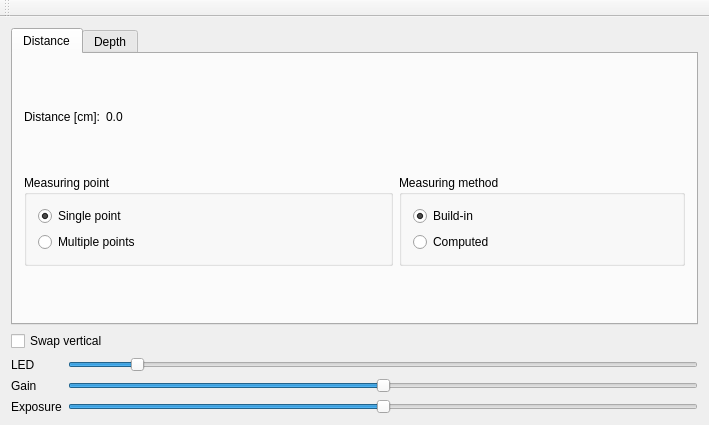
First picture: the form in mainwindow.ui, repository mlykotom/camera-distance, before the edit.
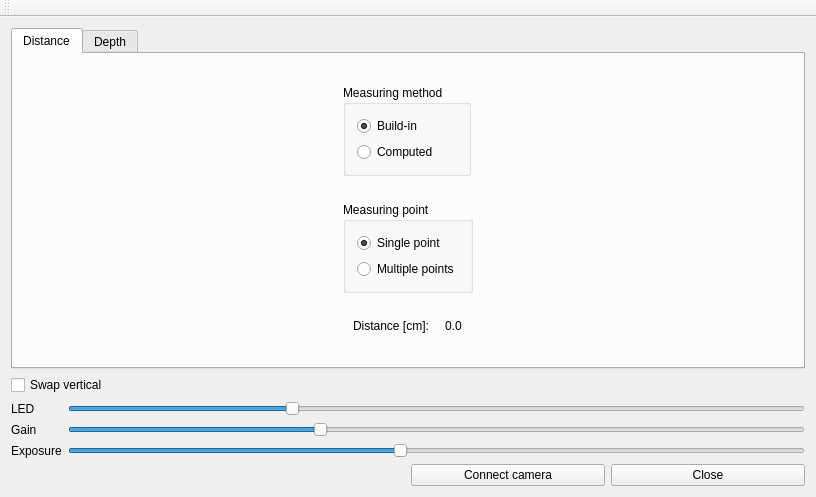
Second picture: the form after the edit.

Commit message: close/connect buttons, default camera settings

Diff of the .ui file:
```diff
--- a/mainwindow.ui
+++ b/mainwindow.ui
@@ -6,133 +6,16 @@
    <rect>
     <x>0</x>
     <y>0</y>
-    <width>709</width>
-    <height>425</height>
+    <width>816</width>
+    <height>497</height>
    </rect>
   </property>
   <property name="windowTitle">
    <string>MainWindow</string>
   </property>
   <widget class="QWidget" name="centralWidget">
-   <layout class="QVBoxLayout" name="verticalLayout_5">
-    <item>
-     <widget class="QTabWidget" name="tabWidget">
-      <property name="currentIndex">
-       <number>0</number>
-      </property>
-      <widget class="QWidget" name="distanceTab">
-       <attribute name="title">
-        <string>Distance</string>
-       </attribute>
-       <layout class="QGridLayout" name="gridLayout">
-        <item row="1" column="0">
-         <widget class="QLabel" name="label">
-          <property name="sizePolicy">
-           <sizepolicy hsizetype="Fixed" vsizetype="Fixed">
-            <horstretch>0</horstretch>
-            <verstretch>0</verstretch>
-           </sizepolicy>
-          </property>
-          <property name="text">
-           <string>Distance [cm]:</string>
-          </property>
-         </widget>
-        </item>
-        <item row="1" column="1">
-         <widget class="QLabel" name="depth">
-          <property name="sizePolicy">
-           <sizepolicy hsizetype="Minimum" vsizetype="Fixed">
-            <horstretch>0</horstretch>
-            <verstretch>0</verstretch>
-           </sizepolicy>
-          </property>
-          <property name="text">
-           <string>0.0</string>
-          </property>
-         </widget>
-        </item>
-        <item row="2" column="0" colspan="2">
-         <widget class="QGroupBox" name="groupBox">
-          <property name="sizePolicy">
-           <sizepolicy hsizetype="Minimum" vsizetype="Fixed">
-            <horstretch>0</horstretch>
-            <verstretch>0</verstretch>
-           </sizepolicy>
-          </property>
-          <property name="title">
-           <string>Measuring point</string>
-          </property>
-          <layout class="QVBoxLayout" name="verticalLayout">
-           <item>
-            <widget class="QRadioButton" name="singleMeasuringPoint">
-             <property name="text">
-              <string>Single point</string>
-             </property>
-             <property name="checked">
-              <bool>true</bool>
-             </property>
-            </widget>
-           </item>
-           <item>
-            <widget class="QRadioButton" name="multipleMeasuringPoints">
-             <property name="text">
-              <string>Multiple points</string>
-             </property>
-            </widget>
-           </item>
-          </layout>
-         </widget>
-        </item>
-        <item row="2" column="2">
-         <widget class="QGroupBox" name="groupBox_2">
-          <property name="sizePolicy">
-           <sizepolicy hsizetype="Minimum" vsizetype="Fixed">
-            <horstretch>0</horstretch>
-            <verstretch>0</verstretch>
-           </sizepolicy>
-          </property>
-          <property name="title">
-           <string>Measuring method</string>
-          </property>
-          <layout class="QVBoxLayout" name="verticalLayout_2">
-           <item>
-            <widget class="QRadioButton" name="buildMeasuring">
-             <property name="text">
-              <string>Build-in</string>
-             </property>
-             <property name="checked">
-              <bool>true</bool>
-             </property>
-            </widget>
-           </item>
-           <item>
-            <widget class="QRadioButton" name="computedMeasuring">
-             <property name="text">
-              <string>Computed</string>
-             </property>
-            </widget>
-           </item>
-          </layout>
-         </widget>
-        </item>
-        <item row="0" column="0" colspan="3">
-         <layout class="QGridLayout" name="glDistanceLayout"/>
-        </item>
-       </layout>
-      </widget>
-      <widget class="QWidget" name="depthTab">
-       <attribute name="title">
-        <string>Depth</string>
-       </attribute>
-       <layout class="QGridLayout" name="gridLayout_4">
-        <item row="0" column="0">
-         <layout class="QGridLayout" name="glDepthLayout"/>
-        </item>
-       </layout>
-      </widget>
-     </widget>
-    </item>
-    <item>
+   <layout class="QGridLayout" name="gridLayout">
+    <item row="1" column="0">
      <widget class="QCheckBox" name="swapVerticalCheckbox">
       <property name="text">
        <string>Swap vertical</string>
@@ -142,7 +25,25 @@
       </property>
      </widget>
     </item>
-    <item>
+    <item row="3" column="1">
+     <layout class="QHBoxLayout" name="horizontalLayout_3">
+      <item>
+       <widget class="QPushButton" name="connectCameraButton">
+        <property name="text">
+         <string>Connect camera</string>
+        </property>
+       </widget>
+      </item>
+      <item>
+       <widget class="QPushButton" name="closeButton">
+        <property name="text">
+         <string>Close</string>
+        </property>
+       </widget>
+      </item>
+     </layout>
+    </item>
+    <item row="2" column="0" colspan="2">
      <layout class="QHBoxLayout" name="horizontalLayout">
       <item>
        <layout class="QVBoxLayout" name="verticalLayout_3">
@@ -174,13 +75,13 @@
         <item>
          <widget class="QSlider" name="ledSlider">
           <property name="maximum">
-           <number>1000</number>
+           <number>100</number>
           </property>
           <property name="singleStep">
            <number>5</number>
           </property>
           <property name="value">
-           <number>100</number>
+           <number>30</number>
           </property>
           <property name="orientation">
            <enum>Qt::Horizontal</enum>
@@ -190,13 +91,13 @@
         <item>
          <widget class="QSlider" name="gainSlider">
           <property name="maximum">
-           <number>1000</number>
+           <number>100</number>
           </property>
           <property name="singleStep">
            <number>5</number>
           </property>
           <property name="value">
-           <number>500</number>
+           <number>34</number>
           </property>
           <property name="orientation">
            <enum>Qt::Horizontal</enum>
@@ -206,7 +107,7 @@
         <item>
          <widget class="QSlider" name="exposureSlider">
           <property name="maximum">
-           <number>1000</number>
+           <number>100</number>
           </property>
           <property name="singleStep">
            <number>5</number>
@@ -215,7 +116,7 @@
            <number>10</number>
           </property>
           <property name="value">
-           <number>500</number>
+           <number>45</number>
           </property>
           <property name="orientation">
            <enum>Qt::Horizontal</enum>
@@ -226,6 +127,127 @@
       </item>
      </layout>
     </item>
+    <item row="0" column="0" colspan="2">
+     <widget class="QTabWidget" name="tabWidget">
+      <property name="currentIndex">
+       <number>0</number>
+      </property>
+      <widget class="QWidget" name="distanceTab">
+       <attribute name="title">
+        <string>Distance</string>
+       </attribute>
+       <layout class="QGridLayout" name="gridLayout_2">
+        <item row="0" column="1">
+         <widget class="QGroupBox" name="groupBox_2">
+          <property name="sizePolicy">
+           <sizepolicy hsizetype="Fixed" vsizetype="Fixed">
+            <horstretch>0</horstretch>
+            <verstretch>0</verstretch>
+           </sizepolicy>
+          </property>
+          <property name="title">
+           <string>Measuring method</string>
+          </property>
+          <layout class="QVBoxLayout" name="verticalLayout_2">
+           <item>
+            <widget class="QRadioButton" name="buildMeasuring">
+             <property name="text">
+              <string>Build-in</string>
+             </property>
+             <property name="checked">
+              <bool>true</bool>
+             </property>
+            </widget>
+           </item>
+           <item>
+            <widget class="QRadioButton" name="computedMeasuring">
+             <property name="text">
+              <string>Computed</string>
+             </property>
+            </widget>
+           </item>
+          </layout>
+         </widget>
+        </item>
+        <item row="1" column="1">
+         <widget class="QGroupBox" name="groupBox">
+          <property name="sizePolicy">
+           <sizepolicy hsizetype="Fixed" vsizetype="Fixed">
+            <horstretch>0</horstretch>
+            <verstretch>0</verstretch>
+           </sizepolicy>
+          </property>
+          <property name="title">
+           <string>Measuring point</string>
+          </property>
+          <layout class="QVBoxLayout" name="verticalLayout">
+           <item>
+            <widget class="QRadioButton" name="singleMeasuringPoint">
+             <property name="text">
+              <string>Single point</string>
+             </property>
+             <property name="checked">
+              <bool>true</bool>
+             </property>
+            </widget>
+           </item>
+           <item>
+            <widget class="QRadioButton" name="multipleMeasuringPoints">
+             <property name="text">
+              <string>Multiple points</string>
+             </property>
+            </widget>
+           </item>
+          </layout>
+         </widget>
+        </item>
+        <item row="2" column="1">
+         <layout class="QHBoxLayout" name="horizontalLayout_2">
+          <item>
+           <widget class="QLabel" name="label">
+            <property name="sizePolicy">
+             <sizepolicy hsizetype="Fixed" vsizetype="Fixed">
+              <horstretch>0</horstretch>
+              <verstretch>0</verstretch>
+             </sizepolicy>
+            </property>
+            <property name="text">
+             <string>Distance [cm]:</string>
+            </property>
+           </widget>
+          </item>
+          <item>
+           <widget class="QLabel" name="depth">
+            <property name="sizePolicy">
+             <sizepolicy hsizetype="Fixed" vsizetype="Fixed">
+              <horstretch>0</horstretch>
+              <verstretch>0</verstretch>
+             </sizepolicy>
+            </property>
+            <property name="text">
+             <string>0.0</string>
+            </property>
+           </widget>
+          </item>
+         </layout>
+        </item>
+        <item row="0" column="0" rowspan="3">
+         <layout class="QGridLayout" name="glDistanceLayout" columnstretch="0"/>
+        </item>
+       </layout>
+      </widget>
+      <widget class="QWidget" name="depthTab">
+       <attribute name="title">
+        <string>Depth</string>
+       </attribute>
+       <layout class="QGridLayout" name="gridLayout_4">
+        <item row="0" column="0">
+         <layout class="QGridLayout" name="glDepthLayout"/>
+        </item>
+       </layout>
+      </widget>
+     </widget>
+    </item>
    </layout>
   </widget>
   <widget class="QToolBar" name="mainToolBar">
```
Left out of the diff: 25 changed lines with no effect on the pictures. The commit also changes 5 other files.
